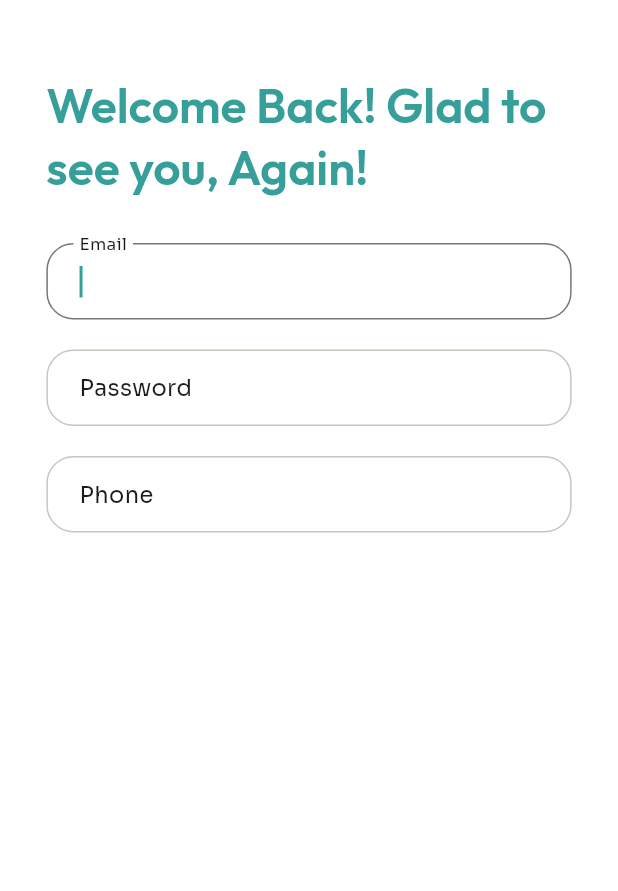
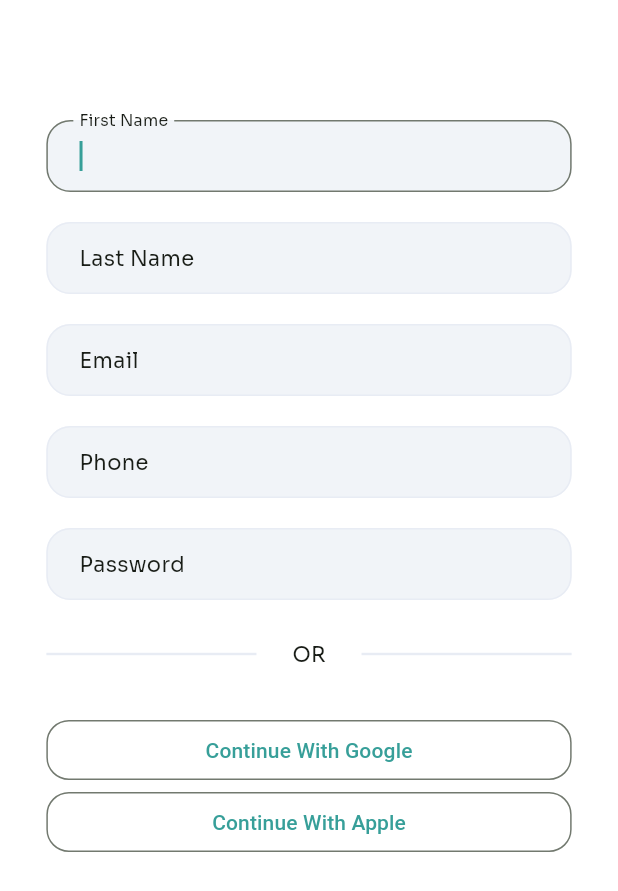
Before and after one commit to SahanCooray/SmartWaste_App, a Flutter app: the screen it shows after launch, after a tap on "Login", on a phone screen of 412 x 824 dp. Shown: the top 891 px of the screen. Run offline on Flutter 3.47's test engine with Material 3 defaults, Android fonts, the phone set to English and light mode, and no system bars; our stand-ins replace curved_navigation_bar, firebase_auth, firebase_core, google_fonts; accounts and stored records are empty.

Commit message:
updated form

```diff
--- a/lib/screens/authentication/register.dart
+++ b/lib/screens/authentication/register.dart
@@ -53,32 +53,118 @@ class _RegisterState extends State<Register> {
                         //     ),
                         //   ],
                         // ),
-                        Text('Welcome Back! Glad to see you, Again!',
-                            style: Theme.of(context)
-                                .textTheme
-                                .headlineMedium!
-                                .copyWith(
-                                  color: Theme.of(context).colorScheme.primary,
-                                )),
+                        // Text('Register',
+                        //     style: Theme.of(context)
+                        //         .textTheme
+                        //         .headlineMedium!
+                        //         .copyWith(
+                        //           color: Theme.of(context).colorScheme.primary,
+                        //         )),
                         const SizedBox(height: 30),
                         Form(
                             key: _formKey,
                             child: Column(
                               children: [
+                                InputText(labelText: 'First Name'),
+                                const SizedBox(height: 20),
+                                InputText(labelText: 'Last Name'),
+                                const SizedBox(height: 20),
                                 InputText(labelText: 'Email'),
-                                const SizedBox(height: 20),
-                                InputText(labelText: 'Password'),
                                 const SizedBox(height: 20),
                                 InputText(labelText: 'Phone'),
                                 const SizedBox(height: 20),
+                                InputText(labelText: 'Password'),
+                                const SizedBox(height: 20)
+                              ],
+                            )),
+                        Padding(
+                          padding:
+                              const EdgeInsetsDirectional.fromSTEB(0, 0, 0, 24),
+                          child: Container(
+                            width: 370,
+                            child: Stack(
+                              alignment: const AlignmentDirectional(0, 0),
+                              children: [
+                                Align(
+                                  alignment: const AlignmentDirectional(0, 0),
+                                  child: Padding(
+                                    padding:
+                                        const EdgeInsetsDirectional.fromSTEB(
+                                            0, 12, 0, 12),
+                                    child: Container(
+                                      width: double.infinity,
+                                      height: 1.6,
+                                      decoration: BoxDecoration(
+                                        color: Theme.of(context)
+                                            .colorScheme
+                                            .outlineVariant,
+                                      ),
+                                    ),
+                                  ),
+                                ),
+                                Align(
+                                  alignment: const AlignmentDirectional(0, 0),
+                                  child: Container(
+                                    width: 70,
+                                    height: 32,
+                                    decoration: const BoxDecoration(
+                                      color: Colors.white,
+                                    ),
+                                    alignment: const AlignmentDirectional(0, 0),
+                                    child: Text(
+                                      'OR',
+                                      style: Theme.of(context)
+                                          .textTheme
+                                          .bodyMedium!
+                                          .copyWith(
+                                            color: Theme.of(context)
+                                                .colorScheme
+                                                .onSurface,
+                                          ),
+                                    ),
+                                  ),
+                                )
+                              ],
+                            ),
+                          ),
+                        ),
 
-                                // const SizedBox(height: 20),
-                                // Text('Already have an account?'),
-                                // OutlinedButtonPrimary(
-                                //     onPressed: () {
-                                //       widget.toggle();
-                                //     },
-                                //     child: const Text('Sign In')),
+                        OutlinedButtonPrimary(
+                            onPressed: () async {
+                              if (_formKey.currentState!.validate()) {
+                                dynamic result =
+                                    await _auth.registerWithEmailAndPassword(
+                                        email, password);
+                                if (result == null) {
+                                  setState(() {
+                                    error = 'Please supply a valid email';
+                                  });
+                                }
+                              }
+                            },
+                            child: Row(
+                              mainAxisAlignment: MainAxisAlignment.center,
+                              children: const [
+                                Text('Continue With Google'),
+                              ],
+                            )),
+                        OutlinedButtonPrimary(
+                            onPressed: () async {
+                              if (_formKey.currentState!.validate()) {
+                                dynamic result =
+                                    await _auth.registerWithEmailAndPassword(
+                                        email, password);
+                                if (result == null) {
+                                  setState(() {
+                                    error = 'Please supply a valid email';
+                                  });
+                                }
+                              }
+                            },
+                            child: Row(
+                              mainAxisAlignment: MainAxisAlignment.center,
+                              children: const [
+                                Text('Continue With Apple'),
                               ],
                             )),
                       ],
--- a/lib/themes/light.dart
+++ b/lib/themes/light.dart
@@ -4,9 +4,15 @@ import 'package:google_fonts/google_fonts.dart';
 final ThemeData lightTheme = ThemeData(
   colorScheme: ColorScheme.fromSeed(
     seedColor: Colors.green,
+
     primary: const Color(0xFF379F99),
     onPrimary: const Color.fromARGB(199, 246, 252, 249),
+
     onSecondary: const Color.fromARGB(255, 0, 255, 179),
+
+    surface: const Color.fromARGB(255, 241, 244, 248),
+
+    outlineVariant: const Color.fromARGB(255, 232, 236, 244),
 
     // ···
     brightness: Brightness.light,
@@ -19,6 +25,6 @@ final ThemeData lightTheme = ThemeData(
     headlineSmall:
         GoogleFonts.outfit(fontSize: 20, fontWeight: FontWeight.w500),
     bodyLarge: GoogleFonts.sora(fontSize: 18, fontWeight: FontWeight.w600),
-    bodyMedium: GoogleFonts.sora(fontSize: 15, fontWeight: FontWeight.w400),
+    bodyMedium: GoogleFonts.sora(fontSize: 14, fontWeight: FontWeight.w400),
   ),
 );
--- a/lib/widgets/form.dart
+++ b/lib/widgets/form.dart
@@ -18,31 +18,32 @@ class InputText extends StatelessWidget {
             color: Theme.of(context).colorScheme.outlineVariant,
             width: 1,
           ),
-          borderRadius: BorderRadius.circular(18),
+          borderRadius: BorderRadius.circular(16),
         ),
         focusedBorder: OutlineInputBorder(
           borderSide: BorderSide(
             color: Theme.of(context).colorScheme.outline,
             width: 1,
           ),
-          borderRadius: BorderRadius.circular(18),
+          borderRadius: BorderRadius.circular(16),
         ),
         errorBorder: OutlineInputBorder(
           borderSide: BorderSide(
             color: Theme.of(context).colorScheme.error,
             width: 1,
           ),
-          borderRadius: BorderRadius.circular(18),
+          borderRadius: BorderRadius.circular(16),
         ),
         focusedErrorBorder: OutlineInputBorder(
           borderSide: BorderSide(
             color: Theme.of(context).colorScheme.error,
             width: 1,
           ),
-          borderRadius: BorderRadius.circular(18),
+          borderRadius: BorderRadius.circular(16),
         ),
-        filled: false,
-        contentPadding: const EdgeInsetsDirectional.fromSTEB(18, 15, 18, 15),
+        filled: true,
+        fillColor: Theme.of(context).colorScheme.surface,
+        contentPadding: const EdgeInsetsDirectional.fromSTEB(18, 10, 18, 10),
       ),
       style: Theme.of(context).textTheme.bodyMedium,
       keyboardType: TextInputType.emailAddress,
```
